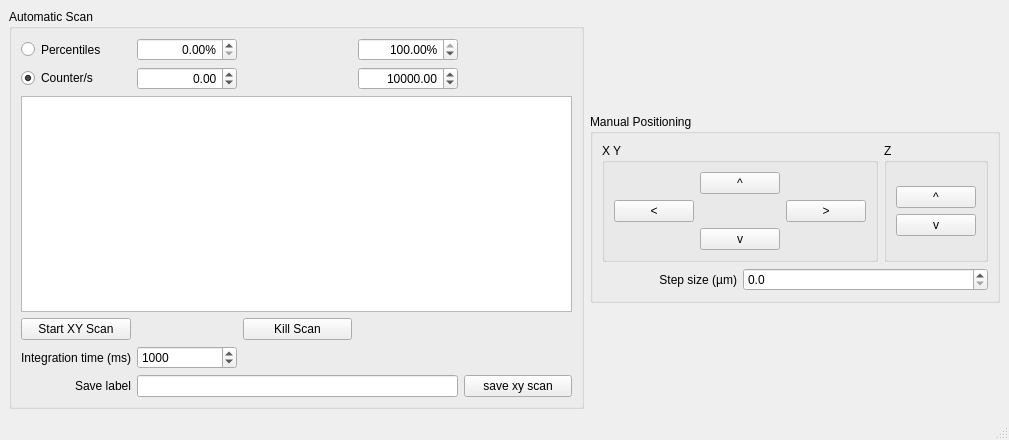
Old version of the form gui/confocal_JPE_CPSHR3_nicard_gui/confocal_JPE_CPSHR3_nicard_gui.ui in the repository rasjen/qudi.
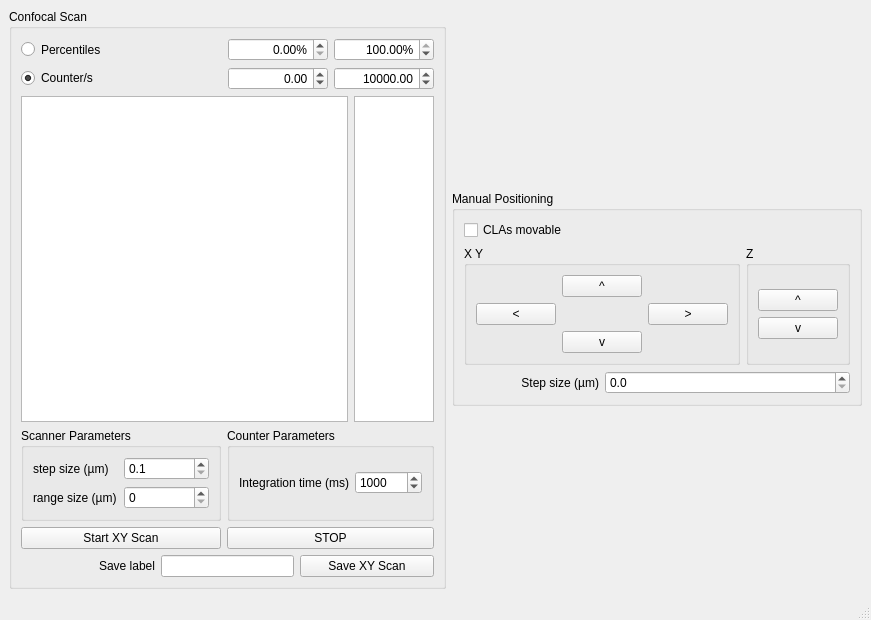
New version of the form. Custom widgets are drawn as their Qt base class.

Commit message: confocal scan with JPE improvement ready to measure something!

```diff
--- a/gui/confocal_JPE_CPSHR3_nicard_gui/confocal_JPE_CPSHR3_nicard_gui.ui
+++ b/gui/confocal_JPE_CPSHR3_nicard_gui/confocal_JPE_CPSHR3_nicard_gui.ui
@@ -6,17 +6,17 @@
    <rect>
     <x>0</x>
     <y>0</y>
-    <width>1009</width>
-    <height>440</height>
+    <width>871</width>
+    <height>620</height>
    </rect>
   </property>
   <property name="windowTitle">
    <string>MainWindow</string>
   </property>
   <widget class="QWidget" name="centralwidget">
-   <layout class="QGridLayout" name="gridLayout">
+   <layout class="QGridLayout" name="gridLayout_7">
     <item row="0" column="0">
-     <widget class="QGroupBox" name="automayicScanGroupBox">
+     <widget class="QGroupBox" name="confocal_scan_GroupBox">
       <property name="sizePolicy">
        <sizepolicy hsizetype="Expanding" vsizetype="Expanding">
         <horstretch>0</horstretch>
@@ -24,11 +24,13 @@
        </sizepolicy>
       </property>
       <property name="title">
-       <string>Automatic Scan </string>
+       <string>Confocal Scan </string>
       </property>
       <layout class="QGridLayout" name="gridLayout_6">
-       <item row="0" column="0">
-        <widget class="QRadioButton" name="percenties_counts_radioButton">
+       <item row="0" column="0" colspan="2">
+        <layout class="QHBoxLayout" name="horizontalLayout_2">
+         <item>
+          <widget class="QRadioButton" name="xy_cb_centiles_RadioButton">
          <property name="sizePolicy">
           <sizepolicy hsizetype="Preferred" vsizetype="Preferred">
            <horstretch>0</horstretch>
@@ -43,8 +45,8 @@
          </property>
         </widget>
        </item>
-       <item row="0" column="1">
-        <widget class="QDoubleSpinBox" name="percentile_min_doubleSpinBox">
+         <item>
+          <widget class="QDoubleSpinBox" name="xy_cb_low_percentile_DoubleSpinBox">
          <property name="maximumSize">
           <size>
            <width>100</width>
@@ -68,8 +70,8 @@
          </property>
         </widget>
        </item>
-       <item row="0" column="3">
-        <widget class="QDoubleSpinBox" name="percentile_max_doubleSpinBox">
+         <item>
+          <widget class="QDoubleSpinBox" name="xy_cb_high_percentile_DoubleSpinBox">
          <property name="maximumSize">
           <size>
            <width>100</width>
@@ -93,8 +95,12 @@
          </property>
         </widget>
        </item>
-       <item row="1" column="0">
-        <widget class="QRadioButton" name="absolut_counts_radioButton">
+        </layout>
+       </item>
+       <item row="1" column="0" colspan="2">
+        <layout class="QHBoxLayout" name="horizontalLayout_3">
+         <item>
+          <widget class="QRadioButton" name="xy_cb_manual_RadioButton">
          <property name="sizePolicy">
           <sizepolicy hsizetype="Preferred" vsizetype="Fixed">
            <horstretch>0</horstretch>
@@ -109,8 +115,8 @@
          </property>
         </widget>
        </item>
-       <item row="1" column="1">
-        <widget class="QDoubleSpinBox" name="counter_min_doubleSpinBox">
+         <item>
+          <widget class="QDoubleSpinBox" name="xy_cb_min_DoubleSpinBox">
          <property name="sizePolicy">
           <sizepolicy hsizetype="Fixed" vsizetype="Fixed">
            <horstretch>0</horstretch>
@@ -149,8 +155,8 @@
          </property>
         </widget>
        </item>
-       <item row="1" column="3" colspan="2">
-        <widget class="QDoubleSpinBox" name="counter_max_doubleSpinBox">
+         <item>
+          <widget class="QDoubleSpinBox" name="xy_cb_max_DoubleSpinBox">
          <property name="sizePolicy">
           <sizepolicy hsizetype="Fixed" vsizetype="Fixed">
            <horstretch>0</horstretch>
@@ -189,24 +195,105 @@
          </property>
         </widget>
        </item>
-       <item row="2" column="0" colspan="5">
-        <widget class="PlotWidget" name="xyScanView_plotWidget"/>
+        </layout>
+       </item>
+       <item row="2" column="0" colspan="2">
+        <layout class="QHBoxLayout" name="horizontalLayout_4">
+         <item>
+          <widget class="PlotWidget" name="xy_ViewWidget"/>
+         </item>
+         <item>
+          <widget class="PlotWidget" name="xy_cb_ViewWidget">
+           <property name="sizePolicy">
+            <sizepolicy hsizetype="Preferred" vsizetype="Preferred">
+             <horstretch>0</horstretch>
+             <verstretch>0</verstretch>
+            </sizepolicy>
+           </property>
+           <property name="maximumSize">
+            <size>
+             <width>80</width>
+             <height>16777215</height>
+            </size>
+           </property>
+          </widget>
+         </item>
+        </layout>
        </item>
        <item row="3" column="0">
-        <widget class="QPushButton" name="start_scan_pushButton">
+        <widget class="QGroupBox" name="scanner_parameters_groupBox">
+         <property name="title">
+          <string>Scanner Parameters</string>
+         </property>
+         <layout class="QGridLayout" name="gridLayout">
+          <item row="0" column="0">
+           <widget class="QLabel" name="scanner_step_size_label">
          <property name="text">
-          <string>Start XY Scan</string>
+             <string>step size (µm)</string>
          </property>
         </widget>
        </item>
-       <item row="3" column="2">
-        <widget class="QPushButton" name="kill_scan_pushButton">
+          <item row="1" column="0">
+           <widget class="QLabel" name="scanner_range_size_label">
          <property name="text">
-          <string>Kill Scan</string>
+             <string>range size (µm)</string>
          </property>
         </widget>
        </item>
-       <item row="4" column="0">
+          <item row="0" column="1">
+           <widget class="QDoubleSpinBox" name="scanner_step_size_value_double_spinBox">
+            <property name="suffix">
+             <string extracomment="ms"/>
+            </property>
+            <property name="decimals">
+             <number>1</number>
+            </property>
+            <property name="minimum">
+             <double>0.100000000000000</double>
+            </property>
+            <property name="maximum">
+             <double>20.000000000000000</double>
+            </property>
+            <property name="singleStep">
+             <double>0.100000000000000</double>
+            </property>
+            <property name="value">
+             <double>0.100000000000000</double>
+            </property>
+           </widget>
+          </item>
+          <item row="1" column="1">
+           <widget class="QDoubleSpinBox" name="scanner_range_size_value_double_spinBox">
+            <property name="suffix">
+             <string extracomment="ms"/>
+            </property>
+            <property name="decimals">
+             <number>0</number>
+            </property>
+            <property name="minimum">
+             <double>0.000000000000000</double>
+            </property>
+            <property name="maximum">
+             <double>100.000000000000000</double>
+            </property>
+            <property name="singleStep">
+             <double>1.000000000000000</double>
+            </property>
+            <property name="value">
+             <double>0.000000000000000</double>
+            </property>
+           </widget>
+          </item>
+         </layout>
+        </widget>
+       </item>
+       <item row="3" column="1">
+        <widget class="QGroupBox" name="counter_parameters_groupBox">
+         <property name="title">
+          <string>Counter Parameters</string>
+         </property>
+         <layout class="QGridLayout" name="gridLayout_4">
+          <item row="0" column="0">
         <widget class="QLabel" name="label">
          <property name="text">
           <string>Integration time (ms)</string>
@@ -216,7 +303,7 @@
          </property>
         </widget>
        </item>
-       <item row="4" column="1">
+          <item row="0" column="1">
         <widget class="QDoubleSpinBox" name="integrationtime">
          <property name="suffix">
           <string extracomment="ms"/>
@@ -235,7 +322,26 @@
          </property>
         </widget>
        </item>
-       <item row="5" column="0">
+         </layout>
+        </widget>
+       </item>
+       <item row="4" column="0">
+        <widget class="QPushButton" name="start_scan_pushButton">
+         <property name="text">
+          <string>Start XY Scan</string>
+         </property>
+        </widget>
+       </item>
+       <item row="4" column="1">
+        <widget class="QPushButton" name="emergency_stop_pushButton">
+         <property name="text">
+          <string>STOP</string>
+         </property>
+        </widget>
+       </item>
+       <item row="5" column="0" colspan="2">
+        <layout class="QHBoxLayout" name="horizontalLayout">
+         <item>
         <widget class="QLabel" name="label_5">
          <property name="text">
           <string>Save label</string>
@@ -245,7 +351,7 @@
          </property>
         </widget>
        </item>
-       <item row="5" column="1" colspan="3">
+         <item>
         <widget class="QLineEdit" name="savelabel">
          <property name="sizePolicy">
           <sizepolicy hsizetype="Preferred" vsizetype="Preferred">
@@ -255,7 +361,7 @@
          </property>
         </widget>
        </item>
-       <item row="5" column="4">
+         <item>
         <widget class="QPushButton" name="savexy_pushButton">
          <property name="sizePolicy">
           <sizepolicy hsizetype="Minimum" vsizetype="Ignored">
@@ -264,9 +370,11 @@
           </sizepolicy>
          </property>
          <property name="text">
-          <string>save xy scan</string>
-         </property>
-        </widget>
+            <string>Save XY Scan</string>
+           </property>
+          </widget>
+         </item>
+        </layout>
        </item>
       </layout>
      </widget>
@@ -283,7 +391,39 @@
        <string>Manual Positioning</string>
       </property>
       <layout class="QGridLayout" name="gridLayout_5">
-       <item row="0" column="2">
+       <item row="2" column="0">
+        <widget class="QLabel" name="step_size_label">
+         <property name="text">
+          <string>Step size (µm)</string>
+         </property>
+         <property name="alignment">
+          <set>Qt::AlignRight|Qt::AlignTrailing|Qt::AlignVCenter</set>
+         </property>
+        </widget>
+       </item>
+       <item row="2" column="1" colspan="2">
+        <widget class="QDoubleSpinBox" name="step_size_value_double_spinBox">
+         <property name="suffix">
+          <string extracomment="ms"/>
+         </property>
+         <property name="decimals">
+          <number>1</number>
+         </property>
+         <property name="minimum">
+          <double>0.000000000000000</double>
+         </property>
+         <property name="maximum">
+          <double>10.000000000000000</double>
+         </property>
+         <property name="singleStep">
+          <double>0.100000000000000</double>
+         </property>
+         <property name="value">
+          <double>0.000000000000000</double>
+         </property>
+        </widget>
+       </item>
+       <item row="1" column="2">
         <widget class="QGroupBox" name="Z_manual_positionning_groupBox">
          <property name="title">
           <string>Z</string>
@@ -313,7 +453,7 @@
          </layout>
         </widget>
        </item>
-       <item row="0" column="0" colspan="2">
+       <item row="1" column="0" colspan="2">
         <widget class="QGroupBox" name="XY_manual_positionning_groupBox">
          <property name="title">
           <string>X Y</string>
@@ -329,6 +469,15 @@
               <property name="text">
                <string>^</string>
               </property>
+              <property name="autoExclusive">
+               <bool>false</bool>
+              </property>
+              <property name="autoDefault">
+               <bool>false</bool>
+              </property>
+              <property name="default">
+               <bool>false</bool>
+              </property>
              </widget>
             </item>
             <item row="1" column="0">
@@ -357,35 +506,10 @@
          </layout>
         </widget>
        </item>
-       <item row="1" column="0">
-        <widget class="QLabel" name="step_size_label">
+       <item row="0" column="0">
+        <widget class="QCheckBox" name="CLAs_movable_checkBox">
          <property name="text">
-          <string>Step size (µm)</string>
-         </property>
-         <property name="alignment">
-          <set>Qt::AlignRight|Qt::AlignTrailing|Qt::AlignVCenter</set>
-         </property>
-        </widget>
-       </item>
-       <item row="1" column="1" colspan="2">
-        <widget class="QDoubleSpinBox" name="step_size_value_double_spinBox">
-         <property name="suffix">
-          <string extracomment="ms"/>
-         </property>
-         <property name="decimals">
-          <number>1</number>
-         </property>
-         <property name="minimum">
-          <double>0.000000000000000</double>
-         </property>
-         <property name="maximum">
-          <double>10.000000000000000</double>
-         </property>
-         <property name="singleStep">
-          <double>0.100000000000000</double>
-         </property>
-         <property name="value">
-          <double>0.000000000000000</double>
+          <string>CLAs movable</string>
          </property>
         </widget>
        </item>
```
Left out of the diff: 2 changed lines with no effect on the pictures. Lines whose indentation alone changed are shown as unchanged. The commit also changes 6 other files.
